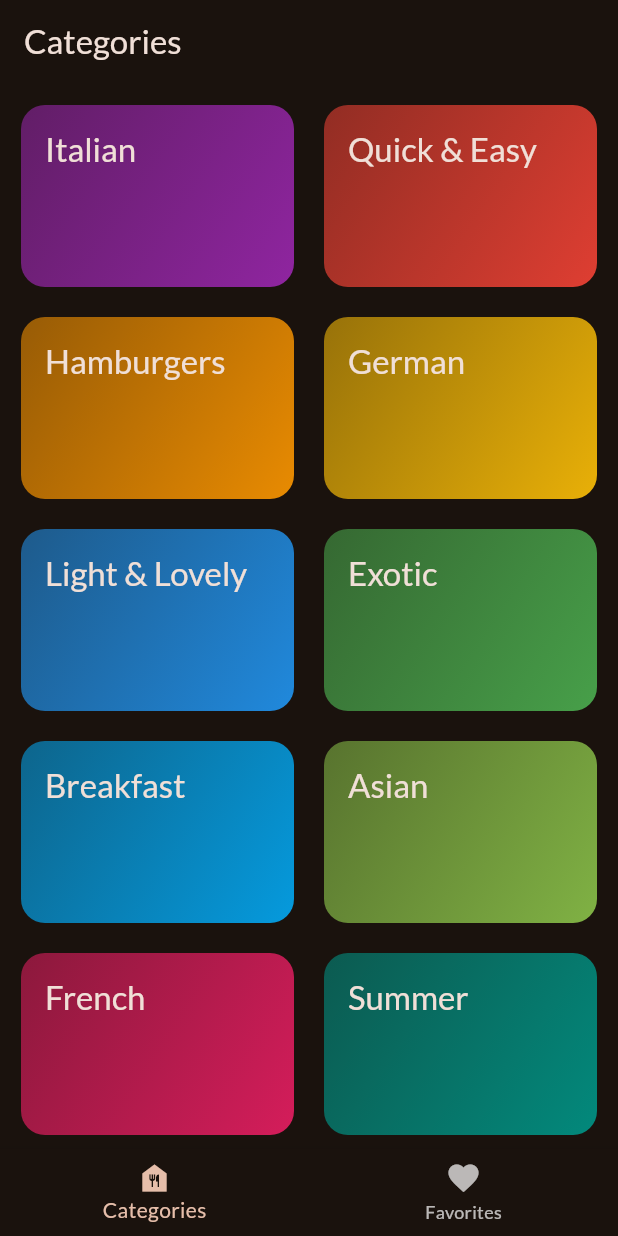
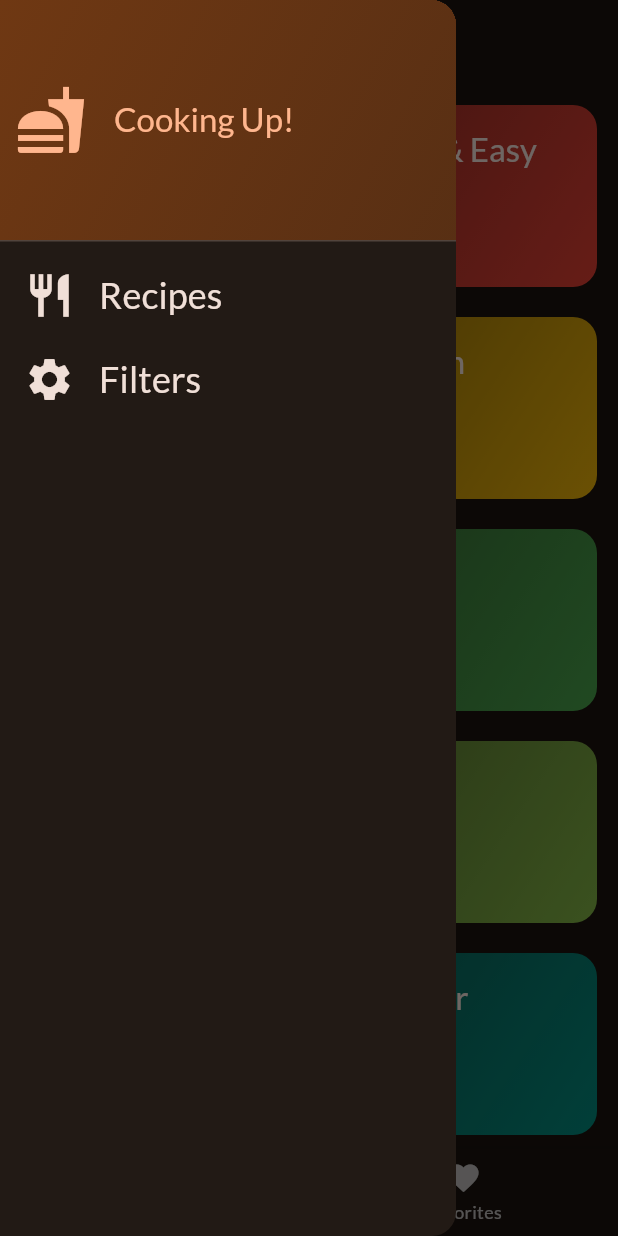
Before and after one commit to Houcine-O/meals-app, a Flutter app: the screen it shows after launch, with the side drawer open (before the commit the screen has no drawer), on a phone screen of 412 x 824 dp. Run offline on Flutter 3.47's test engine with Material 2 defaults, Android fonts, the phone set to English and light mode, and no system bars; our stand-ins replace google_fonts, transparent_image.

Commit message:
added a side drawer

```diff
--- a/lib/screens/tabs.dart
+++ b/lib/screens/tabs.dart
@@ -1,6 +1,8 @@
 import 'package:flutter/material.dart';
+import 'package:meals_app/main.dart';
 import 'package:meals_app/screens/categories_screen.dart';
 import 'package:meals_app/screens/meals_screen.dart';
+import 'package:meals_app/widgets/custom_drawer.dart';
 
 import '../models/meal.dart';
 
@@ -17,9 +19,27 @@ class _TabsScreenState extends State<TabsScreen> {
 
   void _toggleFavMeals(Meal meal) {
     if (_favoriteMeals.contains(meal))
-      _favoriteMeals.remove(meal);
+      setState(() {
+        _favoriteMeals.remove(meal);
+        ScaffoldMessenger.of(context).showSnackBar(SnackBar(
+          content: Text(
+            "Recipe removed from your favorites",
+            style: TextStyle(color: Theme.of(context).colorScheme.background),
+          ),
+          backgroundColor: Theme.of(context).colorScheme.onBackground,
+        ));
+      });
     else
-      _favoriteMeals.add(meal);
+      setState(() {
+        _favoriteMeals.add(meal);
+        ScaffoldMessenger.of(context).showSnackBar(SnackBar(
+          content: Text(
+            "Recipe added to your favorites",
+            style: TextStyle(color: Theme.of(context).colorScheme.background),
+          ),
+          backgroundColor: Theme.of(context).colorScheme.onBackground,
+        ));
+      });
   }
 
   void _selectItem(int index) {
@@ -44,6 +64,7 @@ class _TabsScreenState extends State<TabsScreen> {
       appBar: AppBar(
         title: _selectedItemIndex == 1 ? Text('Favorites') : Text('Categories'),
       ),
+      drawer: const CustomDrawer(),
       body: activeScreen,
       bottomNavigationBar: BottomNavigationBar(
         currentIndex: _selectedItemIndex,
--- /dev/null
+++ b/lib/widgets/custom_drawer.dart
@@ -0,0 +1,70 @@
+import 'package:flutter/material.dart';
+
+class CustomDrawer extends StatelessWidget {
+  const CustomDrawer({super.key});
+
+  @override
+  Widget build(BuildContext context) {
+    return Drawer(
+      child: Column(children: [
+        DrawerHeader(
+          padding: EdgeInsets.all(10),
+          decoration: BoxDecoration(
+            gradient: LinearGradient(
+              colors: [
+                Theme.of(context).colorScheme.primaryContainer,
+                Theme.of(context).colorScheme.primaryContainer.withOpacity(0.7),
+              ],
+              begin: Alignment.topLeft,
+              end: Alignment.bottomRight,
+            ),
+          ),
+          child: Row(children: [
+            Icon(
+              Icons.fastfood,
+              size: 48,
+              color: Theme.of(context).colorScheme.primary,
+            ),
+            SizedBox(
+              width: 18,
+            ),
+            Text(
+              "Cooking Up!",
+              style: Theme.of(context).textTheme.titleLarge!.copyWith(
+                    color: Theme.of(context).colorScheme.primary,
+                  ),
+            ),
+          ]),
+        ),
+        ListTile(
+          leading: Icon(
+            Icons.restaurant,
+            size: 34,
+            color: Theme.of(context).colorScheme.onBackground,
+          ),
+          title: Text(
+            "Recipes",
+            style: Theme.of(context).textTheme.titleSmall!.copyWith(
+                color: Theme.of(context).colorScheme.onBackground,
+                fontSize: 24),
+          ),
+          onTap: () {},
+        ),
+        ListTile(
+          leading: Icon(
+            Icons.settings,
+            size: 34,
+            color: Theme.of(context).colorScheme.onBackground,
+          ),
+          title: Text(
+            "Filters",
+            style: Theme.of(context).textTheme.titleSmall!.copyWith(
+                color: Theme.of(context).colorScheme.onBackground,
+                fontSize: 24),
+          ),
+          onTap: () {},
+        ),
+      ]),
+    );
+  }
+}
```
